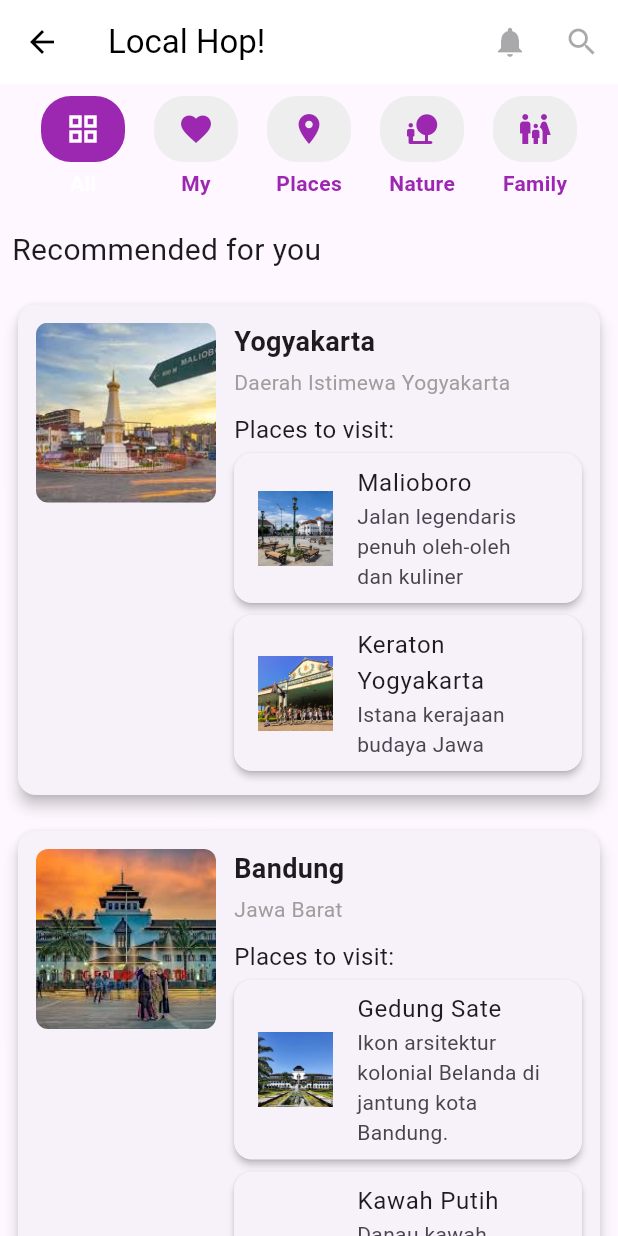
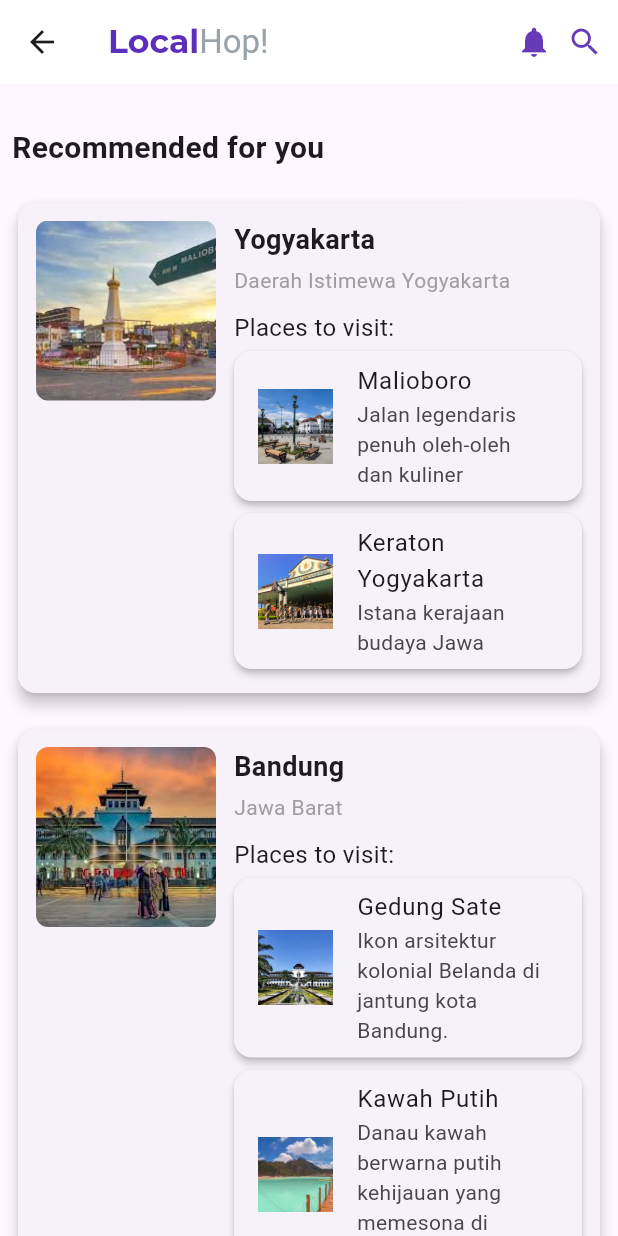
Before and after one commit to VincentiusJacob/LocalHop, a Flutter app: the HomePage screen opened by its route, on a phone screen of 412 x 824 dp. Run offline on Flutter 3.47's test engine with Material 3 defaults, Android fonts, the phone set to English and light mode, and no system bars; our stand-ins replace font_awesome_flutter.

Commit message:
design minor adjustments

```diff
--- a/lib/controller/auth_service.dart
+++ b/lib/controller/auth_service.dart
@@ -25,7 +25,7 @@ class AuthService {
       final usersFromJson = data['users'] as List;
       _users = usersFromJson.map((json) => UserModel.fromJson(json)).toList();
     } else {
-      final assetData = await rootBundle.loadString('assets/data/dummy_user.json');
+      final assetData = await rootBundle.loadString('lib/data/dummy_user.json');
       final data = json.decode(assetData);
       final usersFromJson = data['users'] as List;
       _users = usersFromJson.map((json) => UserModel.fromJson(json)).toList();
@@ -65,5 +65,5 @@ class AuthService {
       }
     }
     return false;
-  }
+ }
 }
--- a/lib/pages/homepage.dart
+++ b/lib/pages/homepage.dart
@@ -31,42 +31,70 @@ class _HomePageState extends State<HomePage> {
   Widget build(BuildContext context) {
     return Scaffold(
       appBar: AppBar(
-        title: const Text('Local Hop!', style: TextStyle(color: Colors.black)),
+        title: RichText(
+          text: const TextSpan(
+            children: [
+              TextSpan(
+                text: 'Local',
+                style: TextStyle(
+                  fontSize: 22,
+                  fontWeight: FontWeight.w600,
+                  color: Color(0xFF5C2EBC),
+                  fontFamily: 'Montserrat',
+                ),
+              ),
+              TextSpan(
+                text: 'Hop!',
+                style: TextStyle(
+                  fontSize: 22,
+                  fontWeight: FontWeight.w400,
+                  color: Color(0xFF99A3AB),
+                ),
+              ),
+            ],
+          ),
+        ),
         backgroundColor: Colors.white,
-        iconTheme: const IconThemeData(color: Colors.black),
+        elevation: 0,
         actions: const [
-          IconButton(onPressed: null, icon: Icon(Icons.notifications)),
-          IconButton(onPressed: null, icon: Icon(Icons.search)),
+          Icon(Icons.notifications, color: Colors.deepPurple),
+          SizedBox(width: 10),
+          Icon(Icons.search, color: Colors.deepPurple),
+          SizedBox(width: 10),
         ],
       ),
       body: ListView(
         padding: const EdgeInsets.all(8.0),
         children: [
-          Row(
-            mainAxisAlignment: MainAxisAlignment.spaceEvenly,
-            children: [
-              _filterTab(0, 'All', Icons.grid_view),
-              _filterTab(1, 'My', Icons.favorite),
-              _filterTab(2, 'Places', Icons.place),
-              _filterTab(3, 'Nature', Icons.nature_people_rounded),
-              _filterTab(4, 'Family', Icons.family_restroom),
-            ],
-          ),
+          // Row(
+          //   mainAxisAlignment: MainAxisAlignment.spaceEvenly,
+          //   children: [
+          //     _filterTab(0, 'All', Icons.grid_view),
+          //     SizedBox(width: 12),
+          //     _filterTab(1, 'My', Icons.favorite),
+          //     SizedBox(width: 12),
+          //     _filterTab(2, 'Family', Icons.family_restroom),
+          //     SizedBox(width: 12),
+          //     _filterTab(3, 'Nature', Icons.nature_people_rounded),
+          //     SizedBox(width: 12),
+          //     _filterTab(4, 'Kids', Icons.child_friendly),
+          //   ],
+          // ),
           const SizedBox(height: 20),
-          const Text('Recommended for you', style: TextStyle(fontSize: 20)),
+          const Text('Recommended for you', style: TextStyle(fontSize: 20, fontWeight: FontWeight.w700)),
           const SizedBox(height: 10),
           ..._cities.take(3).map((city) => _imageCard(context, city)).toList(),
           const SizedBox(height: 20),
           const Text(
             'Recommended places by others',
-            style: TextStyle(fontSize: 20),
+            style: TextStyle(fontSize: 20, fontWeight: FontWeight.w700),
           ),
           const SizedBox(height: 10),
           ..._cities.take(3).map((city) => _imageCard(context, city)).toList(),
           const SizedBox(height: 20),
           const Text(
             'Explore Similar Destination',
-            style: TextStyle(fontSize: 20),
+            style: TextStyle(fontSize: 20, fontWeight: FontWeight.w700),
           ),
           const SizedBox(height: 10),
           ..._cities.take(3).map((city) => _imageCard(context, city)).toList(),
@@ -75,40 +103,40 @@ class _HomePageState extends State<HomePage> {
     );
   }
 
-  int selectedTab = 0;
+  // int selectedTab = 0;
 
-  Widget _filterTab(int index, String label, IconData icon) {
-    bool isSelected = selectedTab == index;
+  // Widget _filterTab(int index, String label, IconData icon) {
+  //   bool isSelected = selectedTab == index;
 
-    return GestureDetector(
-      onTap: () {
-        setState(() {
-          selectedTab = index;
-        });
-      },
-      child: Column(
-        mainAxisSize: MainAxisSize.min,
-        children: [
-          Container(
-            padding: EdgeInsets.symmetric(vertical: 10, horizontal: 16),
-            decoration: BoxDecoration(
-              color: isSelected ? Colors.purple : Colors.grey.shade200,
-              borderRadius: BorderRadius.circular(20),
-            ),
-            child: Icon(icon, color: isSelected ? Colors.white : Colors.purple),
-          ),
-          SizedBox(height: 4),
-          Text(
-            label,
-            style: TextStyle(
-              color: isSelected ? Colors.white : Colors.purple,
-              fontWeight: FontWeight.bold,
-            ),
-          ),
-        ],
-      ),
-    );
-  }
+  //   return GestureDetector(
+  //     onTap: () {
+  //       setState(() {
+  //         selectedTab = index;
+  //       });
+  //     },
+  //     child: Column(
+  //       mainAxisSize: MainAxisSize.min,
+  //       children: [
+  //         Container(
+  //           padding: EdgeInsets.symmetric(vertical: 10, horizontal: 16),
+  //           decoration: BoxDecoration(
+  //             color: isSelected ? Colors.purple : Colors.grey.shade200,
+  //             borderRadius: BorderRadius.circular(20),
+  //           ),
+  //           child: Icon(icon, color: isSelected ? Colors.white : Colors.purple),
+  //         ),
+  //         SizedBox(height: 4),
+  //         Text(
+  //           label,
+  //           style: TextStyle(
+  //             color: isSelected ? Colors.white : Colors.purple,
+  //             fontWeight: FontWeight.bold,
+  //           ),
+  //         ),
+  //       ],
+  //     ),
+  //   );
+  // }
 }
 
 Widget _imageCard(BuildContext context, CityModel city) {
```
Also changed, not shown: lib/pages/destinationPage.dart (+25 -11 lines), lib/pages/landingpage.dart (+6 -4 lines), lib/pages/profilepage.dart (+6 -5 lines), lib/pages/signin.dart (+42 -15 lines), lib/pages/signup.dart (+21 -15 lines), pubspec.yaml (+8 -0 lines), assets/fonts/Montserrat-Bold.ttf (added), assets/fonts/Montserrat-Medium.ttf (added), assets/fonts/Montserrat-Regular.ttf (added), assets/images/landingpagevector.png, assets/images/profilepicture.jpeg (added).
